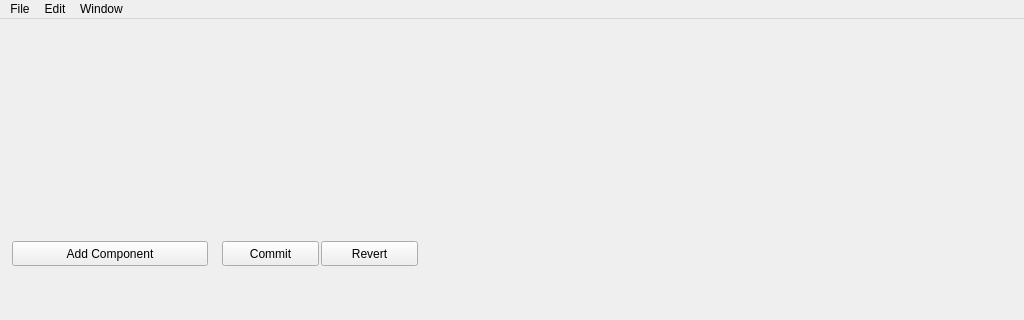
thunder-engine/thunder, file worldeditor/src/editors/scenecomposer/scenecomposer.ui: the form before one commit; both pictures show x 0 to 1024 and y 0 to 320 of the 1024 by 800 pixel window.
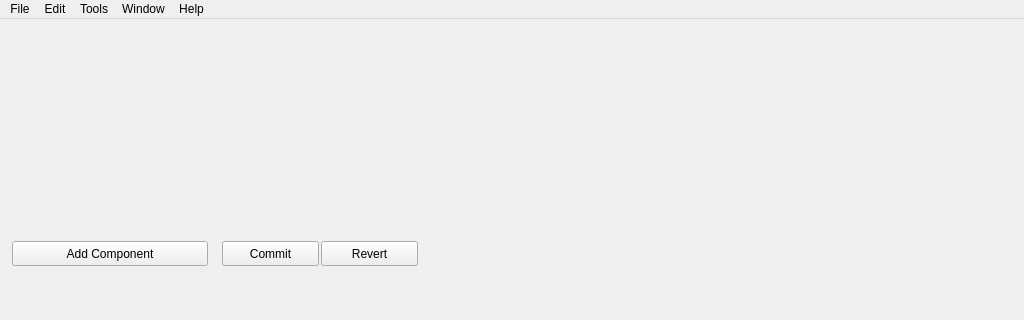
The form after the commit. Icons and pictures are not drawn. Custom widgets are drawn as their Qt base class.

Diff of the .ui file:
```diff
--- a/worldeditor/src/editors/scenecomposer/scenecomposer.ui
+++ b/worldeditor/src/editors/scenecomposer/scenecomposer.ui
@@ -316,11 +316,25 @@
     </property>
     <addaction name="actionSave_Layout"/>
     <addaction name="actionResore_Layout"/>
+   </widget>
+   <widget class="QMenu" name="menuHelp">
+    <property name="title">
+     <string>Help</string>
+    </property>
+    <addaction name="actionAbout"/>
     <addaction name="actionPlugin_Manager"/>
    </widget>
+   <widget class="QMenu" name="menuTools">
+    <property name="title">
+     <string>Tools</string>
+    </property>
+    <addaction name="actionOptions"/>
+   </widget>
    <addaction name="menu_File"/>
    <addaction name="menuEdit"/>
+   <addaction name="menuTools"/>
    <addaction name="menuWindow"/>
+   <addaction name="menuHelp"/>
   </widget>
   <action name="action_New">
    <property name="text">
```
Left out of the diff: 12 changed lines with no effect on the pictures.
